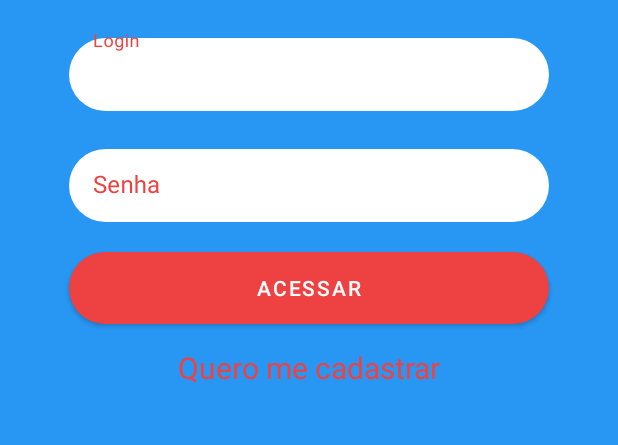
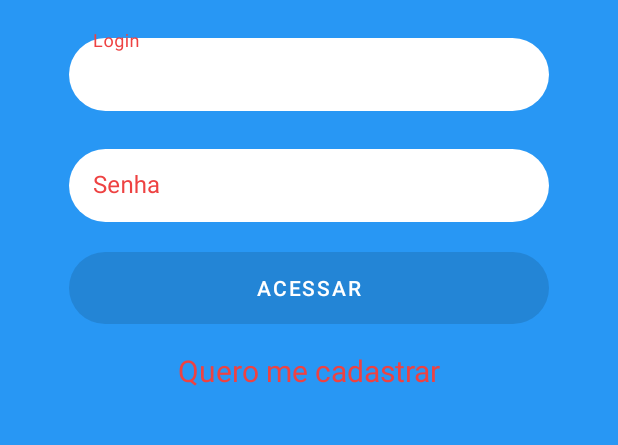
Before and after one commit to RenanMarquetti/O_Prestador, an Android app: the layout fragment_login.xml on its own in the app's theme, with its tools: preview values and no code run, on a phone screen of 412 x 824 dp, the part 461-906 px from its top. Run offline under Robolectric (Android 15) with nearby library versions, the phone set to English and light mode, and no system bars.

Commit message:
criei um botton de login personalizado e inseri no layout fragment_login.xml, também foi feita toda a logica de negocio do mesmo, também ouve uma pequena correção de um erro de digitação no layout fragment_divisor.xml

```diff
--- /dev/null
+++ b/app/src/main/java/com/example/oprestador/lnicial/view/LoadingBotton.kt
@@ -0,0 +1,67 @@
+package com.example.oprestador.lnicial.view
+
+import android.content.Context
+import android.util.AttributeSet
+import android.view.LayoutInflater
+import android.view.View
+import android.widget.Button
+import android.widget.FrameLayout
+import android.widget.ProgressBar
+import com.example.oprestador.R
+
+class LoadingBotton: FrameLayout {
+
+    private lateinit var button: Button
+    private lateinit var progress: ProgressBar
+
+    private var text: String? = null
+
+
+    constructor(context: Context): super(context)
+    constructor(context: Context, attrs: AttributeSet?): super(context, attrs) {
+        setup(context, attrs)
+    }
+    constructor(context: Context, attrs: AttributeSet?, defStyleAttr: Int): super(context, attrs, defStyleAttr) {
+        setup(context, attrs)
+    }
+
+    private fun setup(context: Context, attrs: AttributeSet?) {
+        val inflater: LayoutInflater = context.getSystemService(Context.LAYOUT_INFLATER_SERVICE) as LayoutInflater
+        inflater.inflate(R.layout.button_loading, this)
+
+        val taypedArray = context.obtainStyledAttributes(attrs, R.styleable.LoadingBotton, 0, 0)
+        text = taypedArray.getString(R.styleable.LoadingBotton_text)
+
+        button = getChildAt(0) as Button
+        progress = getChildAt(1) as ProgressBar
+
+        button.text = text
+        button.isEnabled = false
+
+        taypedArray.recycle()
+    }
+
+    override fun setEnabled(enabled: Boolean) {
+        super.setEnabled(enabled)
+        button.isEnabled = enabled
+    }
+
+    override fun setOnClickListener(l: OnClickListener?) {
+        button.setOnClickListener(l)
+    }
+
+    public fun showProgressBar(enabled: Boolean) {
+
+        if(enabled){
+            button.isEnabled = false
+            button.text = ""
+            progress.visibility = View.VISIBLE
+        } else {
+            button.isEnabled = true
+            button.text = text
+            progress.visibility = View.GONE
+        }
+
+    }
+
+}
--- /dev/null
+++ b/app/src/main/res/layout/button_loading.xml
@@ -0,0 +1,24 @@
+<?xml version="1.0" encoding="utf-8"?>
+<merge xmlns:android="http://schemas.android.com/apk/res/android"
+    android:layout_width="match_parent"
+    android:layout_height="match_parent"
+    xmlns:tools="http://schemas.android.com/tools">
+    <Button
+        android:layout_width="320dp"
+        android:layout_height="wrap_content"
+        android:background="@drawable/borda_arredondada"
+        android:backgroundTint="@color/primaria_2"
+        android:textColor="@color/white"
+        android:layout_gravity="center_horizontal"/>
+
+    <ProgressBar
+        android:layout_width="32dp"
+        android:layout_height="32dp"
+        android:elevation="2dp"
+        android:layout_gravity="center_horizontal"
+        android:visibility="gone"
+        android:layout_marginTop="8dp"
+        android:indeterminateTint="@color/white"
+        tools:visibility="visible"/>
+
+</merge>
--- a/app/src/main/res/layout/fragment_login.xml
+++ b/app/src/main/res/layout/fragment_login.xml
@@ -58,18 +58,15 @@
     </com.google.android.material.textfield.TextInputLayout>
 
 
-    <Button
-        android:id="@+id/btn_acessar"
-        android:layout_width="320dp"
-        android:layout_height="wrap_content"
-        android:background="@drawable/borda_arredondada"
-        android:backgroundTint="@color/primaria_2"
-        android:text="@string/txt_acessar"
-        android:textColor="@color/white"
+    <com.example.oprestador.lnicial.view.LoadingBotton
+        android:id="@+id/login_loading_button"
+        app:text="@string/txt_acessar"
         app:layout_constraintEnd_toEndOf="parent"
         app:layout_constraintStart_toStartOf="parent"
         app:layout_constraintTop_toBottomOf="@+id/login_edit_password_input"
-        android:layout_marginTop="20dp"/>
+        android:layout_marginTop="20dp"
+        android:layout_height="50dp"
+        android:layout_width="320dp"/>
 
     <TextView
         android:id="@+id/txtCadastro"
@@ -81,7 +78,7 @@
         android:textSize="9pt"
         app:layout_constraintEnd_toEndOf="parent"
         app:layout_constraintStart_toStartOf="parent"
-        app:layout_constraintTop_toBottomOf="@+id/btn_acessar"
+        app:layout_constraintTop_toBottomOf="@+id/login_loading_button"
         android:layout_marginTop="15dp"/>
 
 </androidx.constraintlayout.widget.ConstraintLayout>
--- /dev/null
+++ b/app/src/main/res/values/attrs.xml
@@ -0,0 +1,6 @@
+<?xml version="1.0" encoding="utf-8"?>
+<resources>
+    <declare-styleable name="LoadingBotton">
+        <attr name="text" format="string"/>
+    </declare-styleable>
+</resources>
--- a/app/src/main/res/values/strings.xml
+++ b/app/src/main/res/values/strings.xml
@@ -10,7 +10,7 @@
     <string name="hint_senha_cadastro">Senha</string>
     <string name="hint_repeticao_senha_cadastro">Repetir Senha</string>
     <string name="txt_title_divisor">Você quer procurar um prestador ou cadastrar seus serviços?</string>
-    <string name="txt_divisor_pedir_servico">Prcurar um Prestador</string>
+    <string name="txt_divisor_pedir_servico">Procurar um Prestador</string>
     <string name="txt_divisor_cadastrar_servico">Cadastrar Meus Serviços</string>
     <string name="txt_menu_lista_Pedidos">Pedidos</string>
     <string name="txt_menu_meus_pedidos">Meus Pedidos</string>
```
Also changed, not shown: app/src/main/java/com/example/oprestador/lnicial/view/FragmentLogin.kt (+13 -3 lines).
